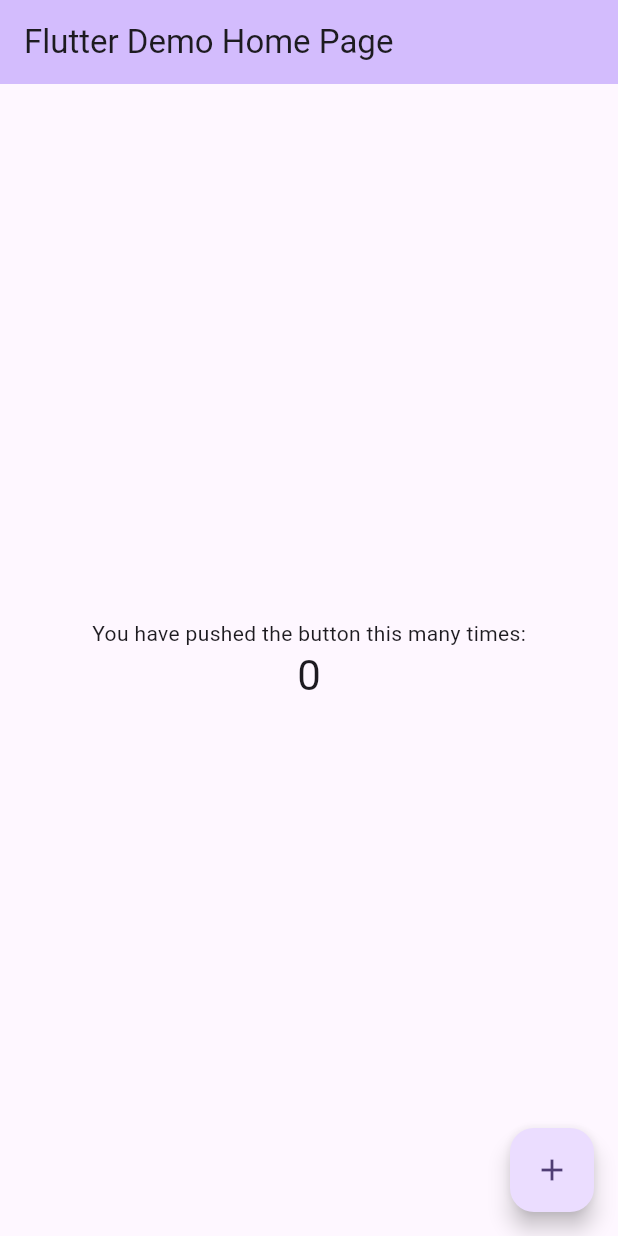
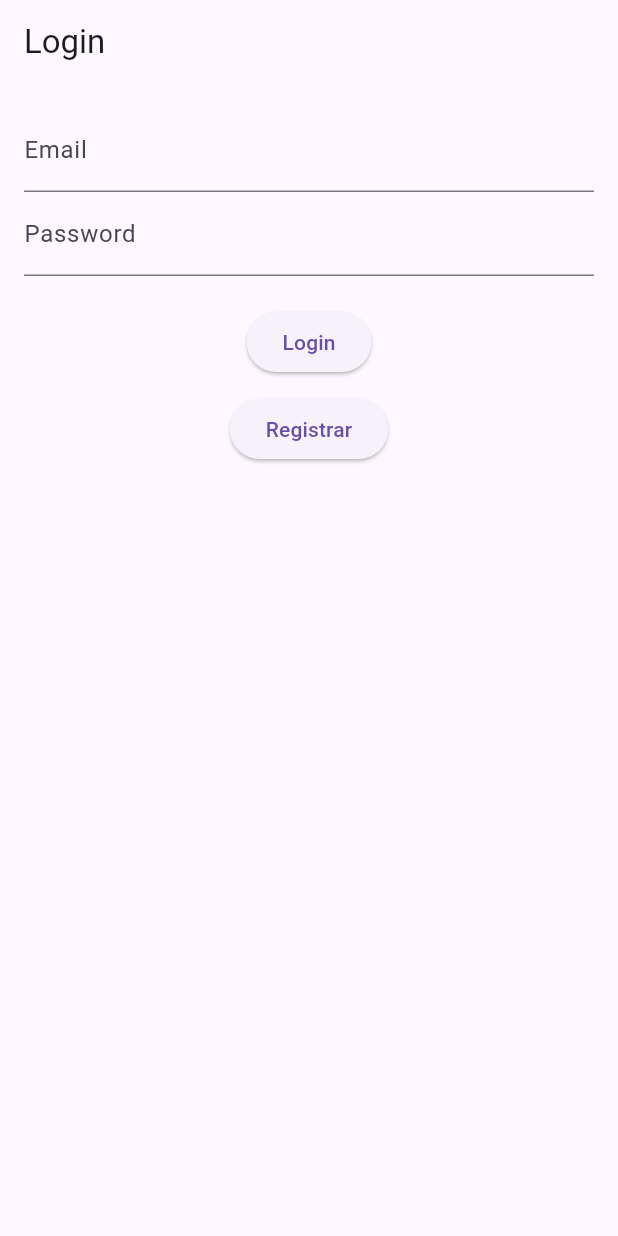
Before and after one commit to LucasHenrique12/PontoSolidario-App-Mobile, a Flutter app: the screen it shows after launch, on a phone screen of 412 x 824 dp. Run offline on Flutter 3.47's test engine with Material 3 defaults, Android fonts, the light colour scheme and no system bars; our stand-ins replace shared_preferences.

Commit message:
login,Register Home
Add  paginas para login,register and home

```diff
--- a/mobile_app/lib/main.dart
+++ b/mobile_app/lib/main.dart
@@ -1,125 +1,41 @@
 import 'package:flutter/material.dart';
-
+import 'package:mobile_app/views/login_page.dart';
+import 'package:mobile_app/services/auth_service.dart';
+import 'package:mobile_app/views/profile_page.dart';
+import 'package:mobile_app/views/register_page.dart';
+import 'package:mobile_app/views/home_page.dart';
 void main() {
-  runApp(const MyApp());
+  runApp(MyApp());
 }
 
 class MyApp extends StatelessWidget {
-  const MyApp({super.key});
+  final AuthService _authService = AuthService();
 
-  // This widget is the root of your application.
   @override
   Widget build(BuildContext context) {
     return MaterialApp(
-      title: 'Flutter Demo',
+      title: 'Ponto Solidário',
       theme: ThemeData(
-        // This is the theme of your application.
-        //
-        // TRY THIS: Try running your application with "flutter run". You'll see
-        // the application has a purple toolbar. Then, without quitting the app,
-        // try changing the seedColor in the colorScheme below to Colors.green
-        // and then invoke "hot reload" (save your changes or press the "hot
-        // reload" button in a Flutter-supported IDE, or press "r" if you used
-        // the command line to start the app).
-        //
-        // Notice that the counter didn't reset back to zero; the application
-        // state is not lost during the reload. To reset the state, use hot
-        // restart instead.
-        //
-        // This works for code too, not just values: Most code changes can be
-        // tested with just a hot reload.
-        colorScheme: ColorScheme.fromSeed(seedColor: Colors.deepPurple),
-        useMaterial3: true,
+        primarySwatch: Colors.blue,
       ),
-      home: const MyHomePage(title: 'Flutter Demo Home Page'),
+      initialRoute: '/',
+      routes: {
+        '/': (context) => FutureBuilder<bool>(
+          future: _authService.isLoggedIn(),
+          builder: (context, snapshot) {
+            if (snapshot.connectionState == ConnectionState.waiting) {
+              return CircularProgressIndicator();
+            } else if (snapshot.hasData && snapshot.data!) {
+              return HomePage();
+            } else {
+              return LoginPage();
+            }
+          },
+        ),
+        '/home': (context) => HomePage(),
+        '/register':(context) => RegisterPage(),
+        '/profile':(context) => ProfilePage(),
+      },
     );
   }
 }
-
-class MyHomePage extends StatefulWidget {
-  const MyHomePage({super.key, required this.title});
-
-  // This widget is the home page of your application. It is stateful, meaning
-  // that it has a State object (defined below) that contains fields that affect
-  // how it looks.
-
-  // This class is the configuration for the state. It holds the values (in this
-  // case the title) provided by the parent (in this case the App widget) and
-  // used by the build method of the State. Fields in a Widget subclass are
-  // always marked "final".
-
-  final String title;
-
-  @override
-  State<MyHomePage> createState() => _MyHomePageState();
-}
-
-class _MyHomePageState extends State<MyHomePage> {
-  int _counter = 0;
-
-  void _incrementCounter() {
-    setState(() {
-      // This call to setState tells the Flutter framework that something has
-      // changed in this State, which causes it to rerun the build method below
-      // so that the display can reflect the updated values. If we changed
-      // _counter without calling setState(), then the build method would not be
-      // called again, and so nothing would appear to happen.
-      _counter++;
-    });
-  }
-
-  @override
-  Widget build(BuildContext context) {
-    // This method is rerun every time setState is called, for instance as done
-    // by the _incrementCounter method above.
-    //
-    // The Flutter framework has been optimized to make rerunning build methods
-    // fast, so that you can just rebuild anything that needs updating rather
-    // than having to individually change instances of widgets.
-    return Scaffold(
-      appBar: AppBar(
-        // TRY THIS: Try changing the color here to a specific color (to
-        // Colors.amber, perhaps?) and trigger a hot reload to see the AppBar
-        // change color while the other colors stay the same.
-        backgroundColor: Theme.of(context).colorScheme.inversePrimary,
-        // Here we take the value from the MyHomePage object that was created by
-        // the App.build method, and use it to set our appbar title.
-        title: Text(widget.title),
-      ),
-      body: Center(
-        // Center is a layout widget. It takes a single child and positions it
-        // in the middle of the parent.
-        child: Column(
-          // Column is also a layout widget. It takes a list of children and
-          // arranges them vertically. By default, it sizes itself to fit its
-          // children horizontally, and tries to be as tall as its parent.
-          //
-          // Column has various properties to control how it sizes itself and
-          // how it positions its children. Here we use mainAxisAlignment to
-          // center the children vertically; the main axis here is the vertical
-          // axis because Columns are vertical (the cross axis would be
-          // horizontal).
-          //
-          // TRY THIS: Invoke "debug painting" (choose the "Toggle Debug Paint"
-          // action in the IDE, or press "p" in the console), to see the
-          // wireframe for each widget.
-          mainAxisAlignment: MainAxisAlignment.center,
-          children: <Widget>[
-            const Text(
-              'You have pushed the button this many times:',
-            ),
-            Text(
-              '$_counter',
-              style: Theme.of(context).textTheme.headlineMedium,
-            ),
-          ],
-        ),
-      ),
-      floatingActionButton: FloatingActionButton(
-        onPressed: _incrementCounter,
-        tooltip: 'Increment',
-        child: const Icon(Icons.add),
-      ), // This trailing comma makes auto-formatting nicer for build methods.
-    );
-  }
-}
--- /dev/null
+++ b/mobile_app/lib/models/user.dart
@@ -0,0 +1,22 @@
+class User {
+  final String name;
+  final String email;
+  final String password;
+  final String gender;
+
+  User({
+    required this.name,
+    required this.email,
+    required this.password,
+    required this.gender,
+  });
+
+  Map<String, dynamic> toJson() {
+    return {
+      'name': name,
+      'email': email,
+      'password': password,
+      'gen': gender,
+    };
+  }
+}
--- /dev/null
+++ b/mobile_app/lib/views/login_page.dart
@@ -0,0 +1,71 @@
+import 'package:flutter/material.dart';
+import 'package:mobile_app/services/auth_service.dart';
+import 'package:mobile_app/views/register_page.dart';
+
+class LoginPage extends StatefulWidget {
+  const LoginPage({super.key});
+
+  @override
+  _LoginPageState createState() => _LoginPageState();
+}
+
+class _LoginPageState extends State<LoginPage> {
+  final _emailController = TextEditingController();
+  final _passwordController = TextEditingController();
+  final AuthService _authService = AuthService();
+
+  @override
+  Widget build(BuildContext context) {
+    return Scaffold(
+      appBar: AppBar(
+        title: Text('Login'),
+      ),
+      body: Padding(
+        padding: const EdgeInsets.all(16.0),
+        child: Column(
+          children: [
+            TextField(
+              controller: _emailController,
+              decoration: InputDecoration(labelText: 'Email'),
+            ),
+            TextField(
+              controller: _passwordController,
+              decoration: InputDecoration(labelText: 'Password'),
+              obscureText: true,
+            ),
+            SizedBox(height: 20),
+            ElevatedButton(
+              onPressed: _login,
+              child: Text('Login'),
+            ),
+        SizedBox(height: 10), // Espaço entre os botões
+        ElevatedButton(
+          onPressed: _navigateToRegister,
+          child: Text('Registrar'),
+        )],
+        ),
+      ),
+    );
+  }
+
+  void _login() async {
+    final email = _emailController.text;
+    final password = _passwordController.text;
+
+    final success = await _authService.login(email, password);
+    if (success) {
+      Navigator.pushReplacementNamed(context, '/home');
+    } else {
+      ScaffoldMessenger.of(context).showSnackBar(SnackBar(
+        content: Text('Login failed'),
+      ));
+    }
+  }
+
+  void _navigateToRegister() {
+    Navigator.push(
+      context,
+      MaterialPageRoute(builder: (context) => RegisterPage()),
+    );
+  }
+}
--- a/mobile_app/pubspec.yaml
+++ b/mobile_app/pubspec.yaml
@@ -19,7 +19,7 @@ publish_to: 'none' # Remove this line if you wish to publish to pub.dev
 version: 1.0.0+1
 
 environment:
-  sdk: '>=3.4.1 <4.0.0'
+  sdk: '>=3.4.0 <4.0.0'
 
 # Dependencies specify other packages that your package needs in order to work.
 # To automatically upgrade your package dependencies to the latest versions
@@ -35,6 +35,8 @@ dependencies:
   # The following adds the Cupertino Icons font to your application.
   # Use with the CupertinoIcons class for iOS style icons.
   cupertino_icons: ^1.0.6
+  http: ^0.13.6
+  shared_preferences: ^2.1.1
 
 dev_dependencies:
   flutter_test:
```
Also changed, not shown: mobile_app/lib/services/api_client.dart (added, +37 -0 lines), mobile_app/lib/services/auth_service.dart (added, +72 -0 lines), mobile_app/lib/views/home_page.dart (added, +36 -0 lines), mobile_app/lib/views/profile_page.dart (added, +10 -0 lines), mobile_app/lib/views/register_page.dart (added, +101 -0 lines), mobile_app/pubspec.lock, 1 other file.
